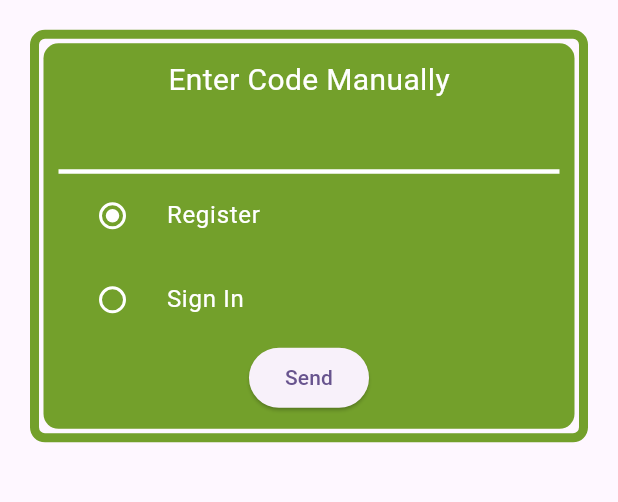
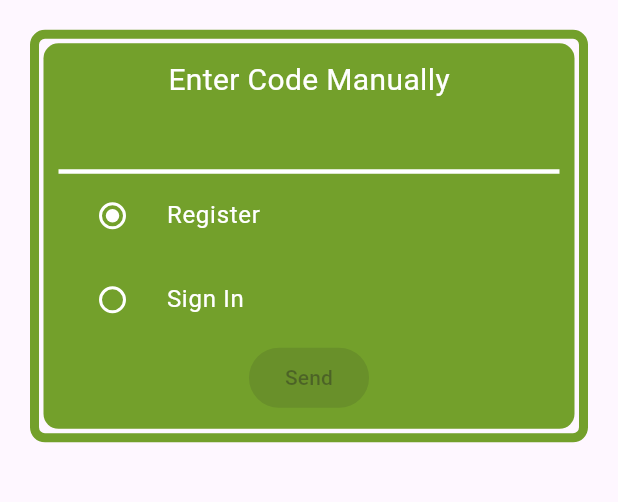
Before and after one commit to ChrisBriant/flutter_pairauth, a Flutter app: the screen it shows after launch, after a tap on "Send", on a phone screen of 412 x 824 dp, the part 485-987 px from its top. Run offline on Flutter 3.47's test engine with Material 3 defaults, Android fonts, the phone set to English and light mode, and no system bars; our stand-ins replace app_links, device_info_plus, flutter_secure_storage, loggy; missing offline and left inert: cryptography.

Commit message:
UI changes and tidy up

```diff
--- a/lib/screens/home_screen.dart
+++ b/lib/screens/home_screen.dart
@@ -4,9 +4,8 @@ import 'package:loggy/loggy.dart';
 import '../services/auth.dart';
 import 'dart:convert';
 import 'package:http/http.dart' as http;
-import 'dart:convert';
 
-String baseUrl = "https://192.168.1.145:8000";
+String baseUrl = "https://pairauth-api.chrisbriant.uk";
 
 enum AuthType { registration, signin }
 
@@ -19,9 +18,6 @@ class HomeScreen extends StatefulWidget {
   State<HomeScreen> createState() => _HomeScreenState();
 }
 
-
-
-
 class _HomeScreenState extends State<HomeScreen> {
   final AppLinks _appLinks = AppLinks();
   String? tokenState;
@@ -29,14 +25,12 @@ class _HomeScreenState extends State<HomeScreen> {
   bool registered = false;
   bool deviceAuthenticated = false;
   bool registrationError = false;
+  bool processingChallenge = false;
   AuthType authType = AuthType.registration;
-  late String? deviceIdDisplay = null;
+  String? deviceIdDisplay;
 
 
   void _handleDeepLink() async {
-    //Get the device ID for display
-    int deviceId= await AppAuth.getDeviceId();
-    deviceIdDisplay = deviceId.toString();
 
     // If app opened from closed state
     final uri = await _appLinks.getInitialLink();
@@ -52,16 +46,11 @@ class _HomeScreenState extends State<HomeScreen> {
   }
 
   void _processUri(Uri uri) {
-    logInfo("Deep link received: $uri");
 
     String? token = uri.queryParameters['token'];
     String? type = uri.queryParameters['type'];
-    logInfo("Pair token: $token");
-    logInfo("Flow type: $type");
 
     if (token != null && type != null) {
-      logInfo("Pair token: $token");
-      logInfo("Flow type: $type");
       setState(() {
         if(type == "register") {
           authType = AuthType.registration;
@@ -77,11 +66,18 @@ class _HomeScreenState extends State<HomeScreen> {
   }
 
   Future<void> _handleProcessChallengeCode(String challengeCode) async {
-    logInfo("CHALLENGE CODE ${challengeCode}");
+    //Disable the button if it is already processing
+    if(processingChallenge) return;
+
+    //Set the state to processing to control disabling
+    setState(() {
+      processingChallenge = true;
+    });
 
 
     if(authType == AuthType.registration) {
-      logInfo("Running registration flow");
+      if(await _checkRegistered()) return;
+
       //Do the registration flow
       final keyPair = await AppAuth.generateKeyPair();
 
@@ -95,10 +91,6 @@ class _HomeScreenState extends State<HomeScreen> {
       final signatureBase64 = base64Encode(signature.bytes);
       final deviceName =  await AppAuth.getDeviceName();
 
-      logInfo("Public key : $publicKeyBase64");
-      logInfo("Signature : $signatureBase64" );
-      logInfo("Device name : $deviceName");
-
       final url = Uri.parse('$baseUrl/auth/registerdevice');
       final Map<String,dynamic> body = {
           "challenge_code": challengeCode,
@@ -106,11 +98,9 @@ class _HomeScreenState extends State<HomeScreen> {
           "signature": signatureBase64,
           "device_name": deviceName
       };
-      logInfo("The URL is $url");
       http.post(url,headers: {
         "Content-Type": "application/json"
       },body: jsonEncode(body)).timeout(const Duration(seconds: 5)).then((res) async {
-        logInfo("RESPONSE ${res.statusCode}");
         if (res.statusCode == 201) {
           final int deviceId = jsonDecode(res.body);
           await AppAuth.storeDeviceId(deviceId);
@@ -125,7 +115,6 @@ class _HomeScreenState extends State<HomeScreen> {
       });
     } else {
       //Do the sign in flow
-      logInfo("Running signin flow");
       try {
         final signature = await AppAuth.signChallengeWithStoredKey(challengeCode);
 
@@ -137,8 +126,6 @@ class _HomeScreenState extends State<HomeScreen> {
             "device_id":deviceId,
             "signature": signatureBase64,
         };
-
-        logInfo("SIGN IN FLOW $body");
 
         final url = Uri.parse('$baseUrl/auth/deviceauth');
 
@@ -160,15 +147,31 @@ class _HomeScreenState extends State<HomeScreen> {
         });
       }
 
+    }
 
+    setState(() {
+      processingChallenge = false;
+    });
 
   }
 
+  //Checks the device is already registered and sets the device ID
+  Future<bool> _checkRegistered() async {
+
+    try{
+      deviceIdDisplay = (await AppAuth.getDeviceId()).toString();
+      return true;
+    } catch(err) {
+      deviceIdDisplay = null;
+      return false;
     }
+  }
+
 
   @override
   void initState() {
     super.initState();
+
     codeInput = TextEditingController();
     _handleDeepLink();
   }
@@ -257,7 +260,11 @@ class _HomeScreenState extends State<HomeScreen> {
                   width: MediaQuery.of(context).size.width,
                   height: MediaQuery.of(context).size.height * .3,
                 ),
-              deviceIdDisplay != null ? Padding(
+                FutureBuilder<bool>(
+                  future : _checkRegistered(),
+                  builder: (context, snapshot) => snapshot.connectionState == ConnectionState.waiting
+                    ? const Text("Loading...")
+                    : deviceIdDisplay != null ? Padding(
                       padding: const EdgeInsets.only(top: 20.0),
                       child: Text(
                         'Device Id : $deviceIdDisplay',
@@ -269,6 +276,7 @@ class _HomeScreenState extends State<HomeScreen> {
 
                       ),
                     ) : const SizedBox(),
+                ),
                 Container(
                   margin: EdgeInsets.all(20),
                   child: registered || deviceAuthenticated
@@ -397,7 +405,7 @@ class _HomeScreenState extends State<HomeScreen> {
                                     ),
                                   ),
                                   ElevatedButton(
-                                  onPressed: () => _handleProcessChallengeCode(codeInput.text),
+                                    onPressed: processingChallenge ? null : () => _handleProcessChallengeCode(codeInput.text),
                                     child: const Text("Send")
                                   ),
                                 ],
--- a/lib/services/auth.dart
+++ b/lib/services/auth.dart
@@ -92,5 +92,9 @@ class AppAuth {
     }
   }
 
+  static Future<void> clearStorage() async {
+    await storage.deleteAll();
+  }
+
 
 }
--- a/pubspec.yaml
+++ b/pubspec.yaml
@@ -40,6 +40,7 @@ dependencies:
   cryptography: ^2.9.0
   device_info_plus: ^12.3.0
   http: ^1.6.0
+  change_app_package_name: ^1.5.0
 
 dev_dependencies:
   flutter_test:
```
Also changed, not shown: lib/widgets/loading_widget.dart (added, +25 -0 lines), pubspec.lock, 5 other files. Lines whose indentation alone changed are shown as unchanged.
